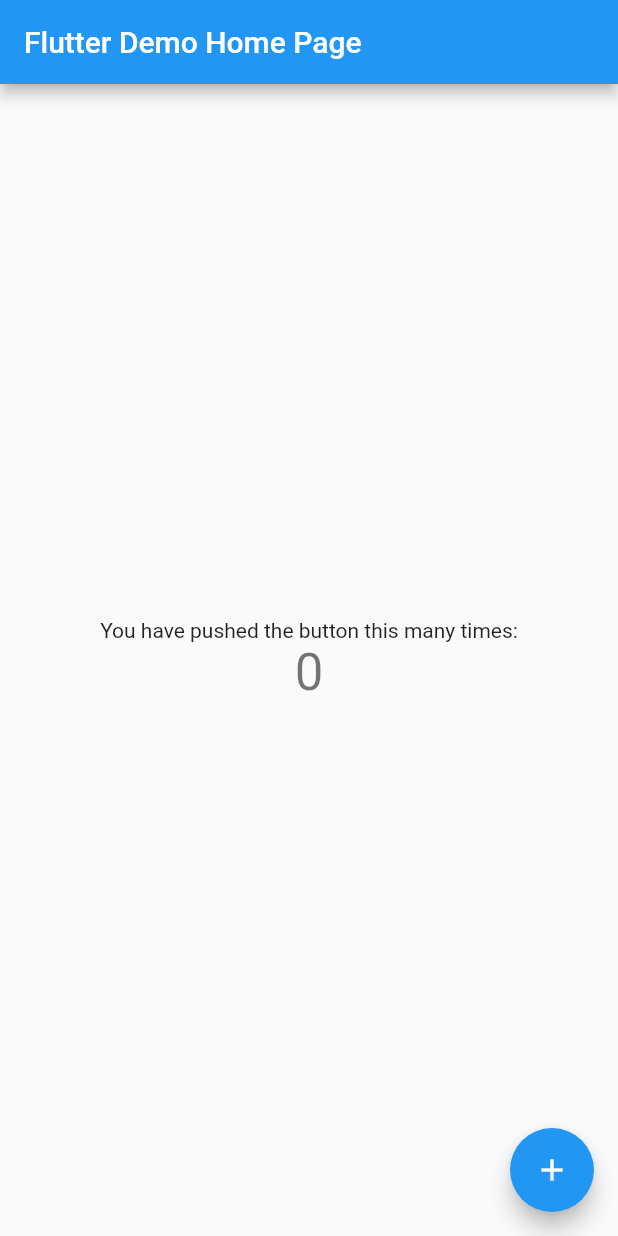
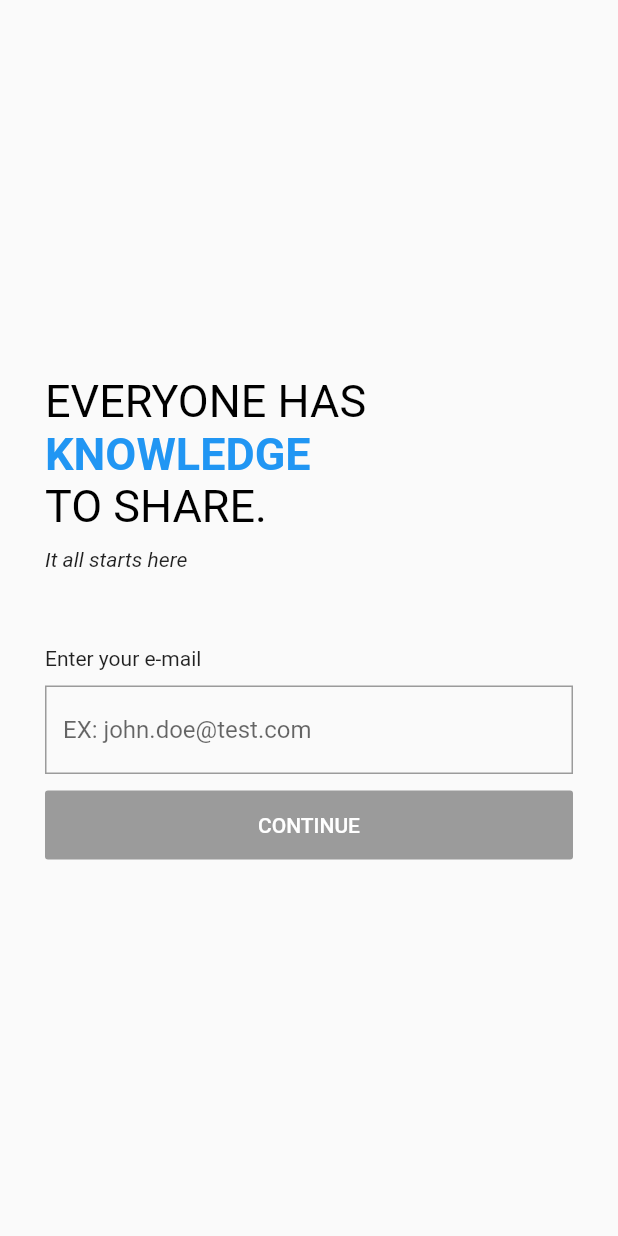
Before and after one commit to spleen67/login, a Flutter app: the screen it shows after launch, on a phone screen of 412 x 824 dp. Run offline on Flutter 3.47's test engine with Material 2 defaults, Android fonts, the phone set to English and light mode, and no system bars; our stand-ins replace firebase_auth, firebase_core; missing offline and left inert: dart:ffi; accounts and stored records are empty.

Commit message:
deuxieme commit

```diff
--- a/lib/main.dart
+++ b/lib/main.dart
@@ -1,113 +1,20 @@
+import 'package:firebase_core/firebase_core.dart';
 import 'package:flutter/material.dart';
+import 'package:login/screens/Guest.dart';
 
-void main() {
-  runApp(MyApp());
+void main() async {
+  WidgetsFlutterBinding.ensureInitialized();
+  await Firebase.initializeApp();
+  runApp(App());
 }
 
-class MyApp extends StatelessWidget {
-  // This widget is the root of your application.
+class App extends StatelessWidget {
   @override
   Widget build(BuildContext context) {
     return MaterialApp(
-      title: 'Flutter Demo',
-      theme: ThemeData(
-        // This is the theme of your application.
-        //
-        // Try running your application with "flutter run". You'll see the
-        // application has a blue toolbar. Then, without quitting the app, try
-        // changing the primarySwatch below to Colors.green and then invoke
-        // "hot reload" (press "r" in the console where you ran "flutter run",
-        // or simply save your changes to "hot reload" in a Flutter IDE).
-        // Notice that the counter didn't reset back to zero; the application
-        // is not restarted.
-        primarySwatch: Colors.blue,
-      ),
-      home: MyHomePage(title: 'Flutter Demo Home Page'),
+      debugShowCheckedModeBanner: false,
+      title: 'Page Login',
+      home: GuestScreen(),
     );
   }
 }
-
-class MyHomePage extends StatefulWidget {
-  MyHomePage({Key key, this.title}) : super(key: key);
-
-  // This widget is the home page of your application. It is stateful, meaning
-  // that it has a State object (defined below) that contains fields that affect
-  // how it looks.
-
-  // This class is the configuration for the state. It holds the values (in this
-  // case the title) provided by the parent (in this case the App widget) and
-  // used by the build method of the State. Fields in a Widget subclass are
-  // always marked "final".
-
-  final String title;
-
-  @override
-  _MyHomePageState createState() => _MyHomePageState();
-}
-
-class _MyHomePageState extends State<MyHomePage> {
-  int _counter = 0;
-
-  void _incrementCounter() {
-    setState(() {
-      // This call to setState tells the Flutter framework that something has
-      // changed in this State, which causes it to rerun the build method below
-      // so that the display can reflect the updated values. If we changed
-      // _counter without calling setState(), then the build method would not be
-      // called again, and so nothing would appear to happen.
-      _counter++;
-    });
-  }
-
-  @override
-  Widget build(BuildContext context) {
-    // This method is rerun every time setState is called, for instance as done
-    // by the _incrementCounter method above.
-    //
-    // The Flutter framework has been optimized to make rerunning build methods
-    // fast, so that you can just rebuild anything that needs updating rather
-    // than having to individually change instances of widgets.
-    return Scaffold(
-      appBar: AppBar(
-        // Here we take the value from the MyHomePage object that was created by
-        // the App.build method, and use it to set our appbar title.
-        title: Text(widget.title),
-      ),
-      body: Center(
-        // Center is a layout widget. It takes a single child and positions it
-        // in the middle of the parent.
-        child: Column(
-          // Column is also a layout widget. It takes a list of children and
-          // arranges them vertically. By default, it sizes itself to fit its
-          // children horizontally, and tries to be as tall as its parent.
-          //
-          // Invoke "debug painting" (press "p" in the console, choose the
-          // "Toggle Debug Paint" action from the Flutter Inspector in Android
-          // Studio, or the "Toggle Debug Paint" command in Visual Studio Code)
-          // to see the wireframe for each widget.
-          //
-          // Column has various properties to control how it sizes itself and
-          // how it positions its children. Here we use mainAxisAlignment to
-          // center the children vertically; the main axis here is the vertical
-          // axis because Columns are vertical (the cross axis would be
-          // horizontal).
-          mainAxisAlignment: MainAxisAlignment.center,
-          children: <Widget>[
-            Text(
-              'You have pushed the button this many times:',
-            ),
-            Text(
-              '$_counter',
-              style: Theme.of(context).textTheme.headline4,
-            ),
-          ],
-        ),
-      ),
-      floatingActionButton: FloatingActionButton(
-        onPressed: _incrementCounter,
-        tooltip: 'Increment',
-        child: Icon(Icons.add),
-      ), // This trailing comma makes auto-formatting nicer for build methods.
-    );
-  }
-}
--- /dev/null
+++ b/lib/models/UserModel.dart
@@ -0,0 +1,12 @@
+class UserModel {
+  final email;
+  final password;
+  String uid;
+
+  UserModel({this.uid, this.email, this.password});
+
+  set setUid(value) => uid = value;
+
+  Map<String, dynamic> toJson() =>
+      {'uid': uid, 'email': email, 'password': password};
+}
--- /dev/null
+++ b/lib/screens/Guest.dart
@@ -0,0 +1,57 @@
+import 'package:flutter/material.dart';
+import 'package:login/models/UserModel.dart';
+import 'package:login/screens/guest/Auth.dart';
+import 'package:login/screens/guest/Password.dart';
+import 'package:login/screens/guest/Term.dart';
+import 'package:login/screens/services/UserService.dart';
+
+class GuestScreen extends StatefulWidget {
+  @override
+  _GuestScreenState createState() => _GuestScreenState();
+}
+
+class _GuestScreenState extends State<GuestScreen> {
+  UserService _userService = UserService();
+
+  List<Widget> _widgets = [];
+  int _indexSelected = 0;
+  String _email;
+  @override
+  void initState() {
+    super.initState();
+
+    _widgets.addAll([
+      AuthScreen(
+        onChangeStep: (index, value) => setState(() {
+          _indexSelected = index;
+          _email = value;
+        }),
+      ),
+      TermScreen(
+          onChangeStep: (index) => setState(() => _indexSelected = index)),
+      PasswordScreen(
+        onChangeStep: (index, value) => setState(
+          () {
+            if (index != null) {
+              _indexSelected = index;
+            }
+            if (index != null) {
+              UserModel userModel = UserModel(
+                email: _email,
+                password: value,
+              );
+              print(userModel.toJson());
+            }
+          },
+        ),
+      ),
+    ]);
+  }
+
+  @override
+  Widget build(BuildContext context) {
+    return Container(
+      child: _widgets.elementAt(_indexSelected),
+    );
+  }
+}
--- /dev/null
+++ b/lib/screens/guest/Auth.dart
@@ -0,0 +1,119 @@
+import 'dart:ui';
+
+import 'package:flutter/material.dart';
+
+class AuthScreen extends StatefulWidget {
+  final Function(int, String) onChangeStep;
+
+  AuthScreen({
+    Key key,
+    this.onChangeStep,
+  }) : super(key: key);
+
+  @override
+  _AuthScreenState createState() => _AuthScreenState();
+}
+
+class _AuthScreenState extends State<AuthScreen> {
+  final GlobalKey<FormState> _formKey = GlobalKey<FormState>();
+  final RegExp emailregexp =
+      RegExp(r"(^[a-zA-Z0-9_.+-]+@[a-zA-Z0-9-]+\.[a-zA-Z0-9-.]+$)");
+  String _email = "";
+  @override
+  Widget build(BuildContext context) {
+    return SafeArea(
+        child: Scaffold(
+      body: Center(
+        child: SingleChildScrollView(
+          padding: EdgeInsets.symmetric(horizontal: 30.0),
+          child: Column(
+            crossAxisAlignment: CrossAxisAlignment.start,
+            children: [
+              RichText(
+                text: TextSpan(
+                  text: 'Everyone has\n'.toUpperCase(),
+                  style: TextStyle(color: Colors.black, fontSize: 30.0),
+                  children: [
+                    TextSpan(
+                      text: 'Knowledge\n'.toUpperCase(),
+                      style: TextStyle(
+                        color: Theme.of(context).primaryColor,
+                        fontWeight: FontWeight.bold,
+                      ),
+                    ),
+                    TextSpan(
+                      text: 'to share.'.toUpperCase(),
+                    ),
+                  ],
+                ),
+              ),
+              SizedBox(
+                height: 10,
+              ),
+              Text(
+                'It all starts here',
+                style: TextStyle(
+                  fontStyle: FontStyle.italic,
+                ),
+              ),
+              SizedBox(
+                height: 50.0,
+              ),
+              Form(
+                key: _formKey,
+                child: Column(
+                  crossAxisAlignment: CrossAxisAlignment.stretch,
+                  children: [
+                    Text('Enter your e-mail'),
+                    SizedBox(
+                      height: 10,
+                    ),
+                    TextFormField(
+                      onChanged: (value) => setState(() => _email = value),
+                      validator: (value) =>
+                          value.isEmpty || !emailregexp.hasMatch(value)
+                              ? "Merci d'entrer une adresse email valide"
+                              : null,
+                      decoration: InputDecoration(
+                        hintText: 'EX: john.doe@test.com',
+                        border: OutlineInputBorder(
+                          borderRadius: BorderRadius.circular(0.0),
+                          borderSide: BorderSide(color: Colors.grey),
+                        ),
+                        focusedBorder: OutlineInputBorder(
+                          borderRadius: BorderRadius.circular(0.0),
+                          borderSide: BorderSide(color: Colors.grey),
+                        ),
+                      ),
+                    ),
+                    SizedBox(
+                      height: 10,
+                    ),
+                    RaisedButton(
+                      onPressed: !emailregexp.hasMatch(_email)
+                          ? null
+                          : () {
+                              if (_formKey.currentState.validate()) {
+                                print(_email);
+                                widget.onChangeStep(1, _email);
+                              }
+                            },
+                      padding: EdgeInsets.symmetric(vertical: 15.0),
+                      color: Theme.of(context).primaryColor,
+                      child: Text(
+                        'continue'.toUpperCase(),
+                        style: TextStyle(
+                          color: Colors.white,
+                        ),
+                      ),
+                    )
+                  ],
+                ),
+              )
+            ],
+          ),
+        ),
+      ),
+    ));
+  }
+}
--- /dev/null
+++ b/lib/screens/services/UserService.dart
@@ -0,0 +1,13 @@
+import 'dart:ffi';
+
+import 'package:firebase_auth/firebase_auth.dart';
+import 'package:login/models/UserModel.dart';
+
+class UserService {
+  FirebaseAuth _auth = FirebaseAuth.instance;
+
+  Future<void> auth(UserModel userModel) async {
+    UserCredential userCredential = await _auth.signInAnonymously();
+    print(userCredential.user);
+  }
+}
--- a/pubspec.yaml
+++ b/pubspec.yaml
@@ -23,6 +23,9 @@ environment:
 dependencies:
   flutter:
     sdk: flutter
+
+  firebase_core: ^1.0.4
+  firebase_auth: ^1.1.1
 
 
   # The following adds the Cupertino Icons font to your application.
```
Also changed, not shown: lib/screens/guest/Password.dart (added, +111 -0 lines), lib/screens/guest/Term.dart (added, +96 -0 lines), pubspec.lock, 7 other files.
